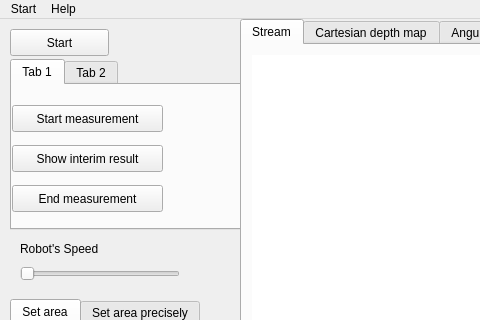
Old version of the form mainwindow.ui in the repository ema-siema/inzynierka; both pictures show x 0 to 480 and y 0 to 320 of the 916 by 583 pixel window.
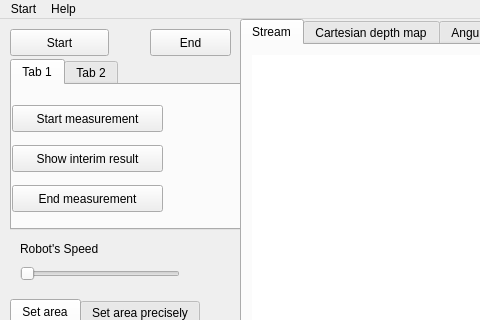
New version of the form.

```diff
--- a/mainwindow.ui
+++ b/mainwindow.ui
@@ -519,6 +519,19 @@
      </widget>
     </widget>
    </widget>
+   <widget class="QPushButton" name="pushButton_8">
+    <property name="geometry">
+     <rect>
+      <x>150</x>
+      <y>10</y>
+      <width>81</width>
+      <height>27</height>
+     </rect>
+    </property>
+    <property name="text">
+     <string>End</string>
+    </property>
+   </widget>
    <zorder>tabWidget_3</zorder>
    <zorder>pushButton</zorder>
    <zorder>horizontalSlider</zorder>
```
Left out of the diff: 1 changed line with no effect on the pictures.
